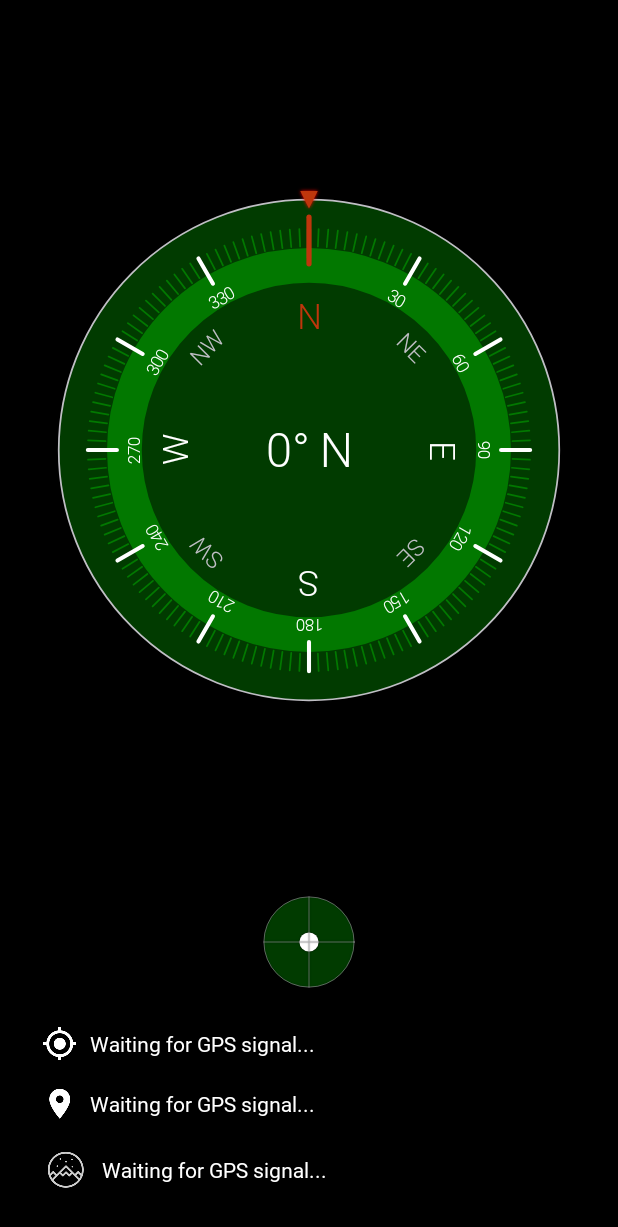
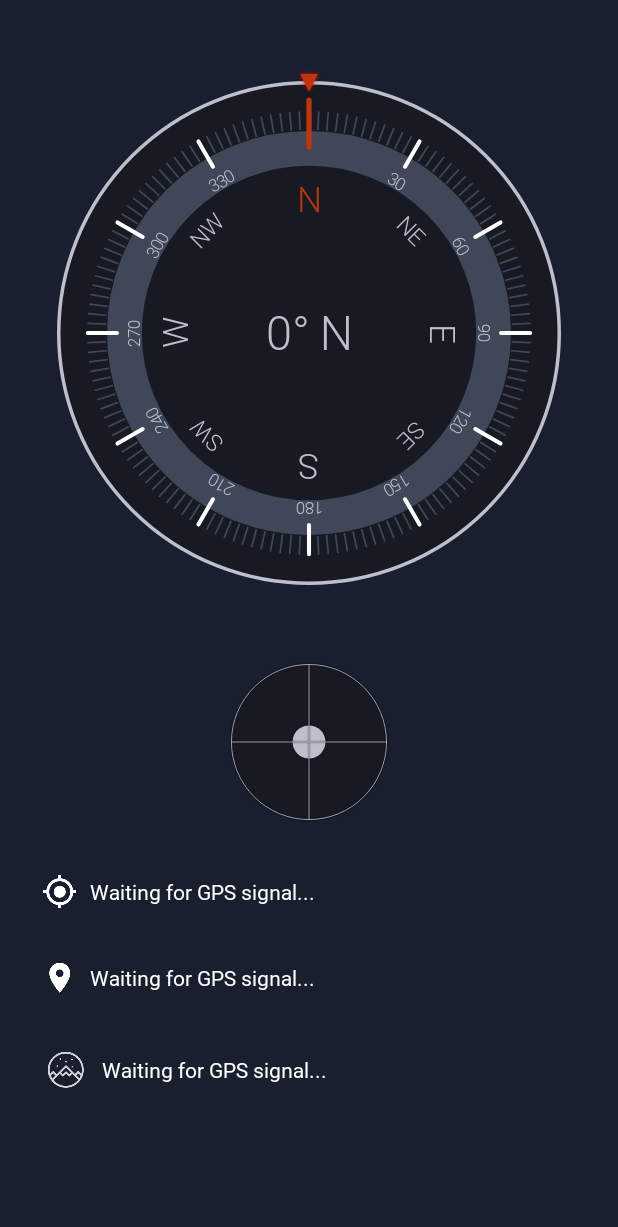
Before and after one commit to sayederfanarefin/android-compass, an Android app: the fragment CompassFragment shown on its own in the app's theme, on a phone screen of 412 x 824 dp. Shown: the top 1227 px of the screen. Run offline under Robolectric (Android 15) with nearby library versions, the phone set to English and light mode, and no system bars; our stand-ins replace AdMob.

Commit message:
changing sizes

```diff
--- a/app/src/main/java/info/sayederfanarefin/compass/sensor/drawer/CompassDrawer.java
+++ b/app/src/main/java/info/sayederfanarefin/compass/sensor/drawer/CompassDrawer.java
@@ -131,7 +131,7 @@ public class CompassDrawer {
 
         mPathPaint.setColor(mSecondaryTextColor);
         mPathPaint.setStyle(Style.STROKE);
-        mPathPaint.setStrokeWidth(realPx(3));
+        mPathPaint.setStrokeWidth(realPx(6));
         canvas.drawCircle(mCenter.x, mCenter.y, radius, mPathPaint);
 
         mPathPaint.setColor(mForegroundColor);
--- a/app/src/main/res/layout/fragment_compass.xml
+++ b/app/src/main/res/layout/fragment_compass.xml
@@ -4,13 +4,13 @@
     android:layout_width="match_parent"
     android:layout_height="match_parent"
     android:padding="12dp"
-
-    android:orientation="vertical">
+    android:orientation="vertical"
+    android:weightSum="10">
 
     <FrameLayout
         android:layout_width="match_parent"
         android:layout_height="0dp"
-        android:layout_weight="1"
+        android:layout_weight="7.3"
         tools:context="info.sayederfanarefin.compass.MainActivity">
 
         <info.sayederfanarefin.compass.sensor.view.CompassView2
@@ -24,7 +24,8 @@
         android:layout_width="match_parent"
         android:layout_height="80dp"
         android:padding="8dp"
-        android:layout_gravity="bottom">
+        android:layout_gravity="bottom"
+        android:layout_weight=".8">
 
 
 
@@ -59,7 +60,8 @@
         android:layout_marginLeft="16dp"
         android:layout_marginRight="16dp"
         android:layout_marginBottom="16dp"
-        android:textColor="?android:textColorPrimary" />
+        android:textColor="?android:textColorPrimary"
+        android:layout_weight=".3"/>
 
     <info.sayederfanarefin.compass.view.RobotoTextView
         android:id="@+id/txt_lon_lat"
@@ -75,7 +77,7 @@
         android:gravity="center_vertical"
         android:marqueeRepeatLimit="marquee_forever"
         android:maxLines="1"
-
+        android:layout_weight=".3"
         android:scrollHorizontally="true"
         android:singleLine="true"
         android:text="Waiting for GPS signal..."
@@ -98,7 +100,7 @@
         android:gravity="center_vertical"
         android:marqueeRepeatLimit="marquee_forever"
         android:maxLines="1"
-
+        android:layout_weight=".3"
         android:scrollHorizontally="true"
         android:singleLine="true"
         android:text="Waiting for GPS signal..."
@@ -110,7 +112,10 @@
 
 
 
-
+<LinearLayout
+    android:layout_width="match_parent"
+    android:layout_height="0dp"
+    android:layout_weight="1">
 
     <com.google.android.gms.ads.AdView
         xmlns:ads="http://schemas.android.com/apk/res-auto"
@@ -124,5 +129,5 @@
         ads:adUnitId="@string/bottom_ad">
     </com.google.android.gms.ads.AdView>
 
-
 </LinearLayout>
+</LinearLayout>
--- a/app/src/main/res/values/colors.xml
+++ b/app/src/main/res/values/colors.xml
@@ -1,15 +1,15 @@
 <?xml version="1.0" encoding="utf-8"?>
 <resources>
-    <color name="colorPrimary">#000000</color>
-    <color name="colorPrimaryDark">#000000</color>
+    <color name="colorPrimary">#191F2E</color>
+    <color name="colorPrimaryDark">#191F2E</color>
     <color name="colorAccent">#BF360C</color>
-    <color name="window_background_color">#000000</color>
+    <color name="window_background_color">#191F2E</color>
 
 
-    <color name="compass_foreground_color">#027800</color>
-    <color name="compass_background_color">#013b00</color>
+    <color name="compass_foreground_color">#404758</color>
+    <color name="compass_background_color">#171A22</color>
 
-    <color name="compass_text_secondary_color">#c0bfc5</color>
-    <color name="compass_text_primary_color">#ffffff</color>
+    <color name="compass_text_secondary_color">#BDBFCB</color>
+    <color name="compass_text_primary_color">#BDBFCB</color>
     <color name="compass_accent_color">#BF360C</color>
 </resources>
--- a/app/src/main/res/values/strings.xml
+++ b/app/src/main/res/values/strings.xml
@@ -13,9 +13,13 @@
     <string name="permission_denide">Permission denide. Please enable read location permission</string>
 
 
-    <string name="app_id">ca-app-pub-7807255418905727~6133689008</string>
-    <string name="bottom_ad">ca-app-pub-7807255418905727/8790931495</string>
-    <string name="interstitial">ca-app-pub-7807255418905727/8599359808</string>
+    <string name="app_id">ca</string>
+    <string name="bottom_ad">ca</string>
+    <string name="interstitial">ca</string>
+
+<!--<string name="app_id">ca-app-pub-7807255418905727~6133689008</string>-->
+    <!--<string name="bottom_ad">ca-app-pub-7807255418905727/8790931495</string>-->
+    <!--<string name="interstitial">ca-app-pub-7807255418905727/8599359808</string>-->
 
 
 </resources>
```
